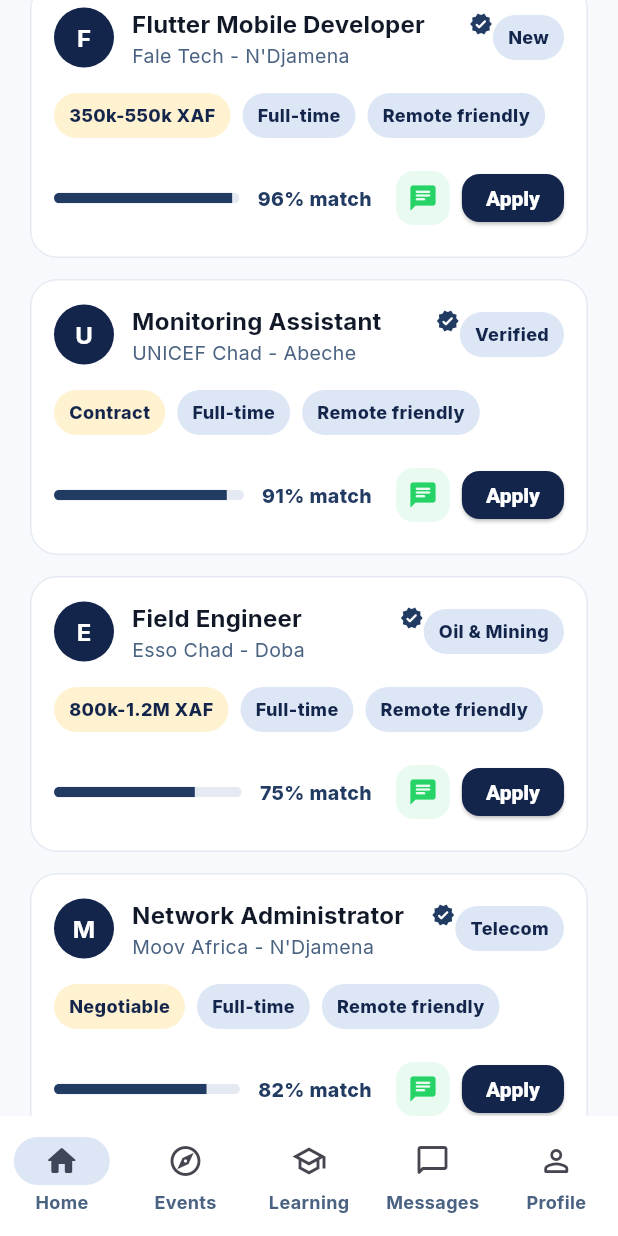
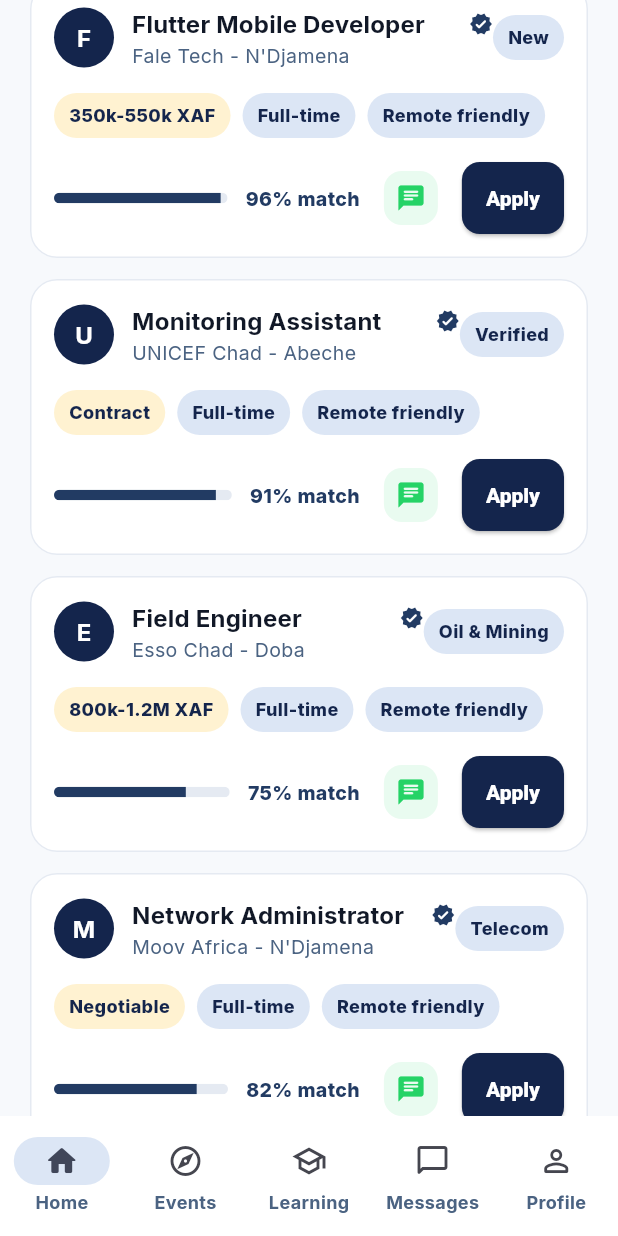
Before and after one commit to Rosa-Demaye/kidme_mobile_app, a Flutter app: the JobFeedScreen screen opened directly, scrolled down 576 dp, on a phone screen of 412 x 824 dp. Run offline on Flutter 3.47's test engine with Material 3 defaults, Android fonts, the phone set to English and light mode, and no system bars; our stand-ins replace google_fonts, supabase_flutter; accounts and stored records are empty.

Commit message:
Added new features from Codex

```diff
--- a/lib/widgets/job_card.dart
+++ b/lib/widgets/job_card.dart
@@ -124,7 +124,7 @@
                   ),
                   const SizedBox(width: 16),
                   _WhatsAppButton(onTap: () {}),
-                  const SizedBox(width: 8),
+                  const SizedBox(width: 16),
                   ElevatedButton(
                     onPressed: () {},
                     style: ElevatedButton.styleFrom(
@@ -132,7 +132,7 @@
                       foregroundColor: Colors.white,
                       padding: const EdgeInsets.symmetric(
                         horizontal: 16,
-                        vertical: 8,
+                        vertical: 16,
                       ),
                       minimumSize: Size.zero,
                       shape: RoundedRectangleBorder(
```
Also changed, not shown: pubspec.lock.
